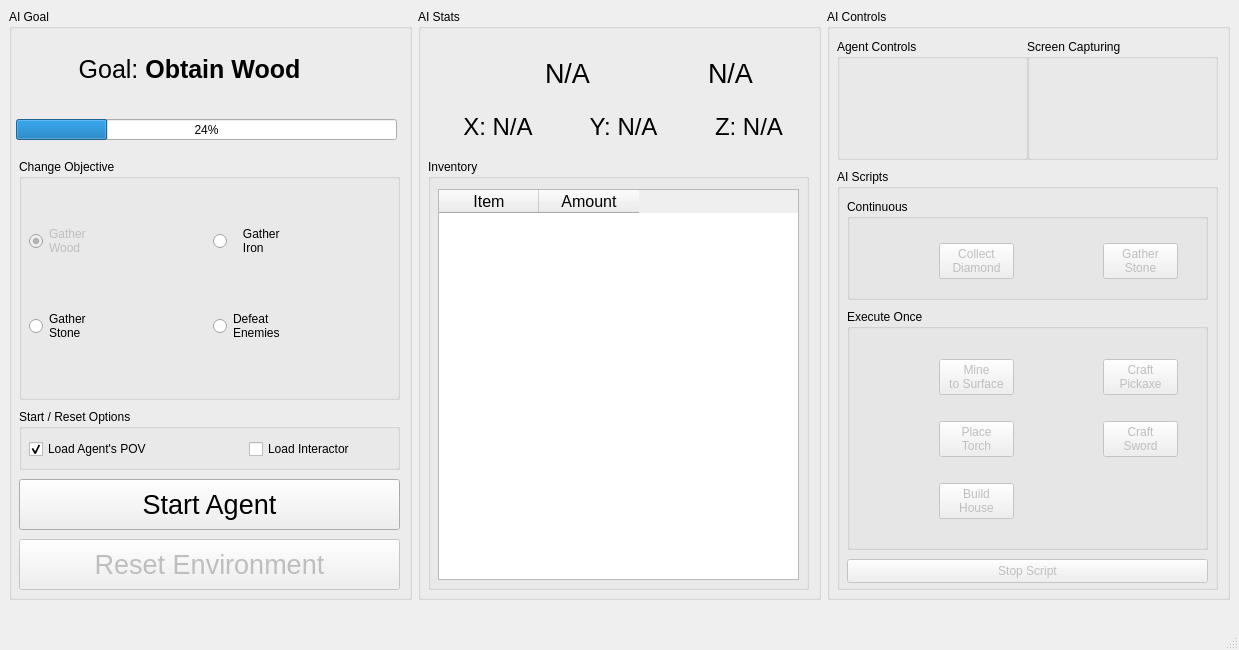
First picture: the form in src/frontend/Designer Files/main_window.ui, repository lincolnschick/ML4MC, before the edit.
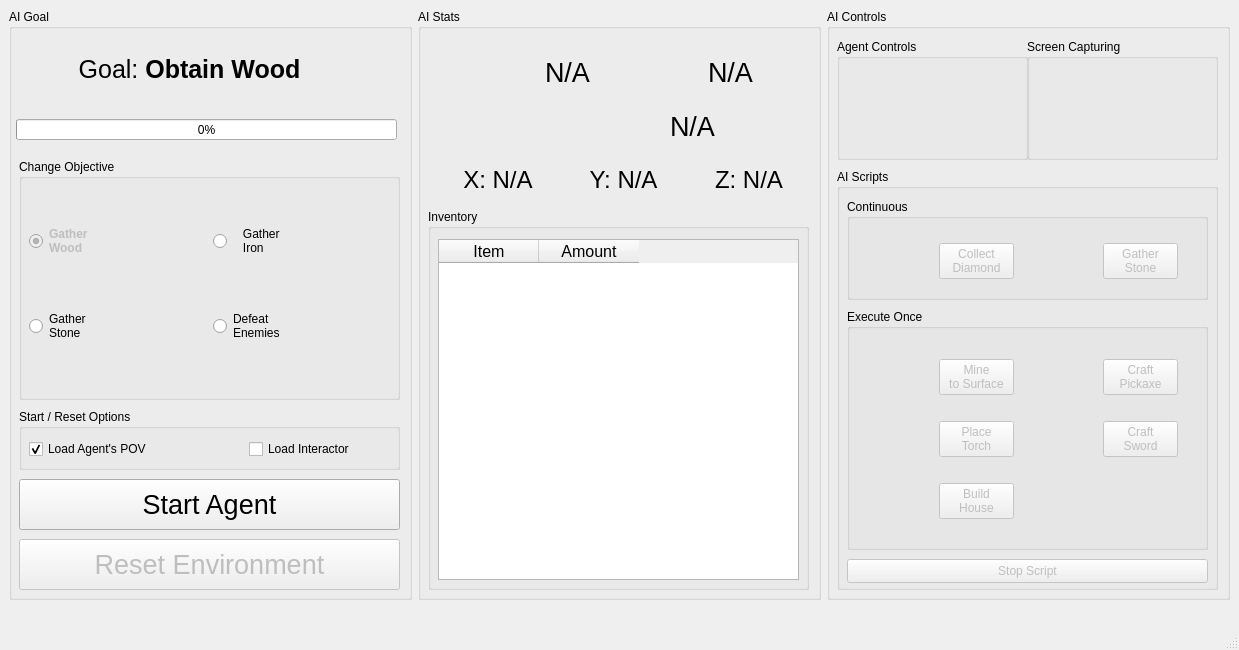
Second picture: the form after the edit. Icons and pictures are not drawn.

Patch:
```diff
--- a/src/frontend/Designer Files/main_window.ui
+++ b/src/frontend/Designer Files/main_window.ui
@@ -71,6 +71,11 @@
                 <property name="enabled">
                  <bool>false</bool>
                 </property>
+                <property name="font">
+                 <font>
+                  <bold>true</bold>
+                 </font>
+                </property>
                 <property name="text">
                  <string>Gather
 Wood</string>
@@ -271,7 +276,7 @@
            </rect>
           </property>
           <property name="value">
-           <number>24</number>
+           <number>0</number>
           </property>
          </widget>
         </widget>
@@ -291,7 +296,7 @@
             <x>20</x>
             <y>40</y>
             <width>371</width>
-            <height>101</height>
+            <height>154</height>
            </rect>
           </property>
           <layout class="QVBoxLayout" name="verticalLayout_3">
@@ -393,6 +398,50 @@
              </item>
             </layout>
            </item>
+           <item>
+            <layout class="QHBoxLayout" name="horizontalLayout_6">
+             <item>
+              <widget class="QLabel" name="experienceIcon">
+               <property name="maximumSize">
+                <size>
+                 <width>50</width>
+                 <height>50</height>
+                </size>
+               </property>
+               <property name="text">
+                <string/>
+               </property>
+               <property name="pixmap">
+                <pixmap>../Assets/Experience_Orb.png</pixmap>
+               </property>
+               <property name="scaledContents">
+                <bool>true</bool>
+               </property>
+               <property name="alignment">
+                <set>Qt::AlignCenter</set>
+               </property>
+              </widget>
+             </item>
+             <item>
+              <widget class="QLabel" name="experienceLabel">
+               <property name="maximumSize">
+                <size>
+                 <width>50</width>
+                 <height>50</height>
+                </size>
+               </property>
+               <property name="font">
+                <font>
+                 <pointsize>20</pointsize>
+                </font>
+               </property>
+               <property name="text">
+                <string>N/A</string>
+               </property>
+              </widget>
+             </item>
+            </layout>
+           </item>
            <item>
             <layout class="QHBoxLayout" name="horizontalLayout_8">
              <item>
@@ -448,9 +497,9 @@
           <property name="geometry">
            <rect>
             <x>10</x>
-            <y>150</y>
+            <y>200</y>
             <width>381</width>
-            <height>431</height>
+            <height>381</height>
            </rect>
           </property>
           <property name="title">
@@ -462,7 +511,7 @@
              <x>10</x>
              <y>30</y>
              <width>361</width>
-             <height>391</height>
+             <height>341</height>
             </rect>
            </property>
            <property name="sizePolicy">
@@ -544,7 +593,7 @@
              <x>10</x>
              <y>30</y>
              <width>171</width>
-             <height>81</height>
+             <height>82</height>
             </rect>
            </property>
            <layout class="QHBoxLayout" name="horizontalLayout_2">
```
